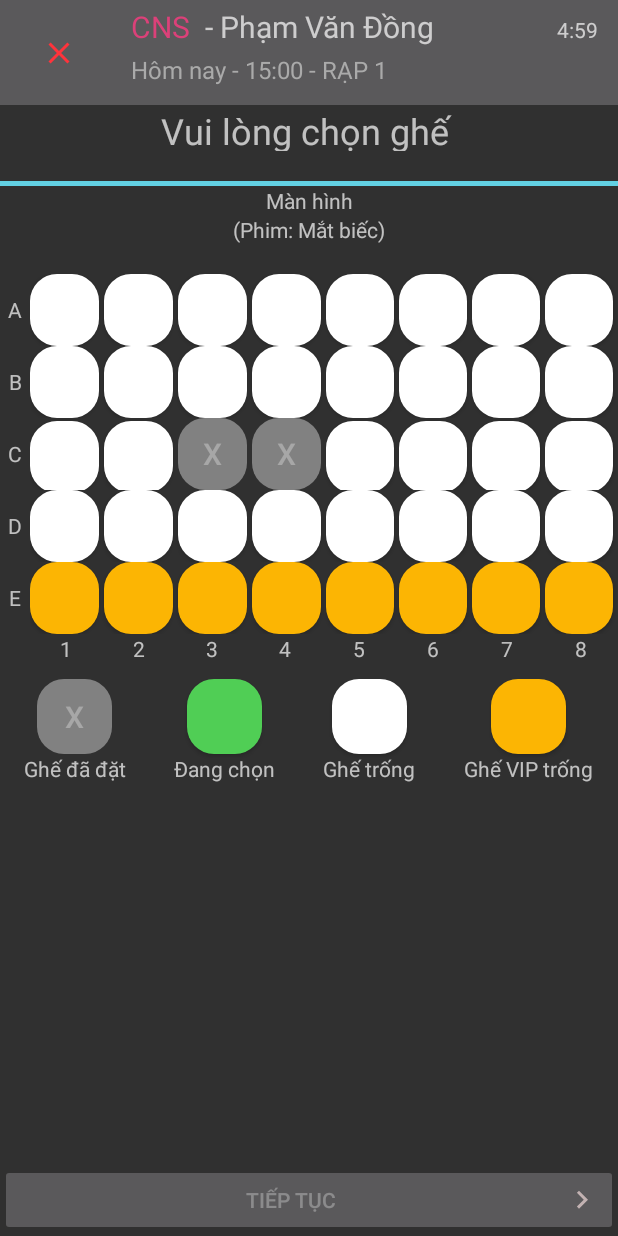
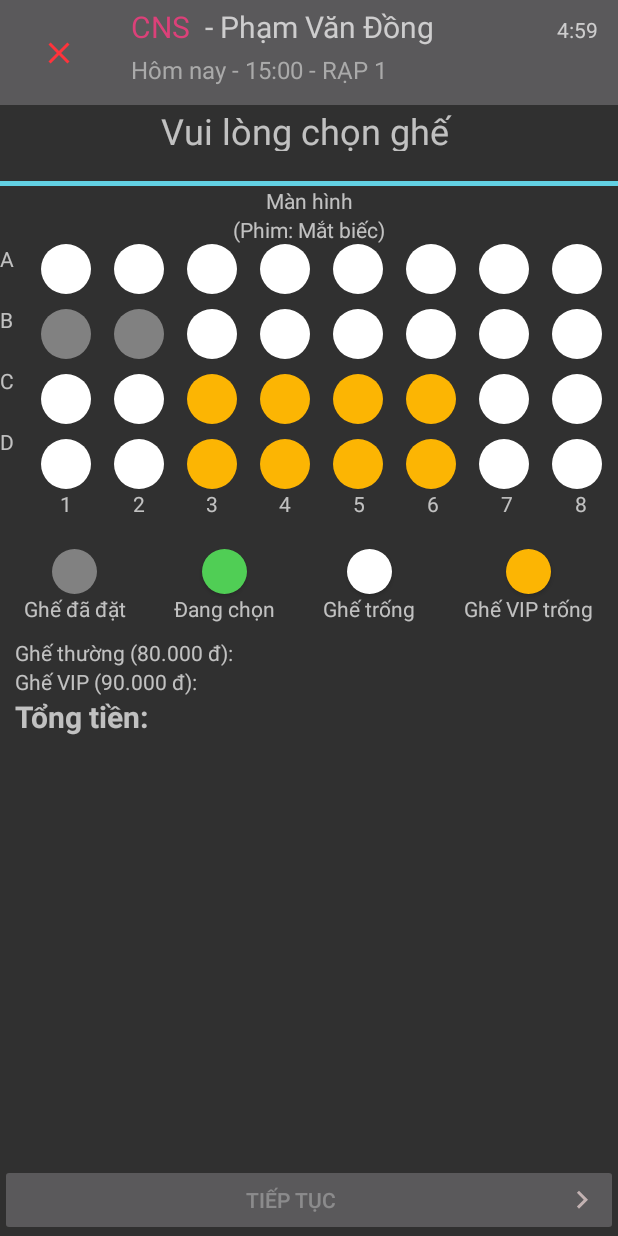
Before and after one commit to hoanthiennguyen/Tickee, an Android app: the SelectChairActivity screen opened directly, with no data from a screen before it, on a phone screen of 412 x 824 dp. Run offline under Robolectric (Android 15) with nearby library versions, the phone set to English and light mode, and no system bars.

Commit message:
add indexOfSelectedChairs and Total of money to SelectChairActivity

```diff
--- /dev/null
+++ b/app/src/main/java/com/example/tickee/GridViewAdapter.java
@@ -0,0 +1,61 @@
+package com.example.tickee;
+
+import android.content.Context;
+import android.view.Gravity;
+import android.view.View;
+import android.view.ViewGroup;
+import android.widget.BaseAdapter;
+import android.widget.Button;
+import android.widget.RelativeLayout;
+import android.widget.TextView;
+
+import java.util.ArrayList;
+import java.util.List;
+
+public class GridViewAdapter extends BaseAdapter {
+    Context context;
+    List<Integer> chairs;
+
+
+    public GridViewAdapter(Context context, List<Integer> chairs) {
+        this.context = context;
+        this.chairs = chairs;
+    }
+
+    @Override
+    public int getCount() {
+        return chairs.size();
+    }
+
+    @Override
+    public Object getItem(int position) {
+        return chairs.get(position);
+    }
+
+    @Override
+    public long getItemId(int position) {
+        return position;
+    }
+
+    @Override
+    public View getView(int position, View convertView, ViewGroup parent) {
+        TextView button = new TextView(context);
+        button.setLayoutParams(new RelativeLayout.LayoutParams(50,50));
+        button.setGravity(Gravity.CENTER);
+        switch (chairs.get(position)){
+            case 0:
+                button.setBackgroundResource(R.drawable.roundbuttonwhite);
+                break;
+            case 1:
+                button.setBackgroundResource(R.drawable.roundbackgroundyellow);
+                break;
+            case -1:
+                button.setBackgroundResource(R.drawable.roundbuttondisable);
+                break;
+        }
+        if(convertView == null)
+            return button;
+        else
+            return convertView;
+    }
+}
--- a/app/src/main/java/com/example/tickee/filmschedule/FilmScheduleActivity.java
+++ b/app/src/main/java/com/example/tickee/filmschedule/FilmScheduleActivity.java
@@ -14,6 +14,7 @@ import android.widget.VideoView;
 import com.example.tickee.BookTicketActivity;
 import com.example.tickee.HomeActivity;
 import com.example.tickee.R;
+import com.example.tickee.SelectChairActivity;
 import com.google.android.material.tabs.TabLayout;
 
 public class FilmScheduleActivity extends AppCompatActivity {
@@ -69,7 +70,7 @@ public class FilmScheduleActivity extends AppCompatActivity {
         startActivity(intent);
     }
     public void onClickFilmTime(View view){
-        Intent intent = new Intent(this, BookTicketActivity.class);
+        Intent intent = new Intent(this, SelectChairActivity.class);
         startActivity(intent);
     }
     public void onClickPlayTrailer(View view){
--- a/app/src/main/res/layout/activity_click_on_played_film.xml
+++ b/app/src/main/res/layout/activity_click_on_played_film.xml
@@ -26,6 +26,7 @@
                 android:layout_width="match_parent"
                 android:layout_height="wrap_content">
                 <TextView
+                    android:textSize="18sp"
                     android:layout_below="@id/fragment"
                     android:id="@+id/textView"
                     android:layout_width="wrap_content"
@@ -64,6 +65,7 @@
 
 
                 <TextView
+                    android:textSize="18sp"
                     android:layout_below="@id/fragment"
                     android:id="@+id/textView2"
                     android:layout_width="wrap_content"
--- a/app/src/main/res/layout/activity_select_chair.xml
+++ b/app/src/main/res/layout/activity_select_chair.xml
@@ -122,51 +122,51 @@
         android:layout_height="wrap_content">
         <TextView
             android:layout_weight="1"
-            android:gravity="center"
             android:text="A"
             android:layout_width="match_parent"
             android:layout_height="wrap_content"/>
         <TextView
             android:text="B"
-            android:gravity="center"
             android:layout_weight="1"
             android:layout_width="match_parent"
             android:layout_height="wrap_content"/>
         <TextView
             android:text="C"
-            android:gravity="center"
             android:layout_weight="1"
             android:layout_width="match_parent"
             android:layout_height="wrap_content"/>
         <TextView
             android:text="D"
-            android:gravity="center"
             android:layout_weight="1"
             android:layout_width="match_parent"
             android:layout_height="wrap_content"/>
-        <TextView
-            android:layout_weight="1"
-            android:gravity="center"
-            android:text="E"
-            android:layout_width="match_parent"
-            android:layout_height="wrap_content"/>
+
+
     </LinearLayout>
-    <TableLayout
+<!--    <TableLayout-->
+<!--        android:id="@+id/chairs"-->
+<!--        android:layout_toRightOf="@id/characterIndex"-->
+<!--        android:layout_below="@id/screen"-->
+<!--        android:layout_marginTop="20dp"-->
+<!--        android:layout_width="match_parent"-->
+<!--        android:layout_height="wrap_content">-->
+
+<!--        <include layout="@layout/chair_row"></include>-->
+
+<!--        <include layout="@layout/chair_row_include_selected"></include>-->
+<!--        <include layout="@layout/chair_row"></include>-->
+<!--        <include layout="@layout/chair_row_4_vip"></include>-->
+
+<!--    </TableLayout>-->
+    <GridView
+        android:layout_below="@id/screen"
+        android:layout_toRightOf="@id/characterIndex"
         android:id="@+id/chairs"
-        android:layout_toRightOf="@id/characterIndex"
-        android:layout_below="@id/screen"
-        android:layout_marginTop="20dp"
+        android:verticalSpacing="10dp"
+        android:numColumns="8"
+        android:gravity="center"
         android:layout_width="match_parent"
-        android:layout_height="wrap_content">
-
-        <include layout="@layout/chair_row"></include>
-        <include layout="@layout/chair_row"></include>
-
-        <include layout="@layout/chair_row_include_selected"></include>
-        <include layout="@layout/chair_row"></include>
-        <include layout="@layout/chair_row_4_vip"></include>
-
-    </TableLayout>
+        android:layout_height="wrap_content"></GridView>
     <LinearLayout
         android:orientation="horizontal"
         android:layout_alignLeft="@id/chairs"
@@ -233,8 +233,9 @@
         android:layout_below="@id/chairs"
         android:layout_alignRight="@id/chairs"
         android:layout_alignParentLeft="true"
-        android:layout_marginTop="30dp">
+        android:layout_marginTop="40dp">
         <LinearLayout
+
             android:layout_weight="1"
             android:orientation="vertical"
             android:gravity="center"
@@ -242,12 +243,11 @@
             android:layout_height="wrap_content">
             <Button
                 android:id="@+id/button10"
-                android:text="X"
                 android:background="@drawable/roundbuttondisable"
                 android:textSize="20dp"
                 android:enabled="false"
-                android:layout_width="50dp"
-                android:layout_height="50dp"
+                android:layout_width="30dp"
+                android:layout_height="30dp"
                 />
             <TextView
                 android:text="Ghế đã đặt"
@@ -262,8 +262,8 @@
             android:layout_height="wrap_content">
             <Button
                 android:id="@+id/button7"
-                android:layout_width="50dp"
-                android:layout_height="50dp"
+                android:layout_width="30dp"
+                android:layout_height="30dp"
                 android:background="@drawable/roundbuttongreen" />
             <TextView
                 android:text="Đang chọn"
@@ -280,8 +280,8 @@
             <Button
                 android:id="@+id/button6"
                 android:background="@drawable/roundbuttonwhite"
-                android:layout_width="50dp"
-                android:layout_height="50dp"
+                android:layout_width="30dp"
+                android:layout_height="30dp"
                 />
             <TextView
                 android:text="Ghế trống"
@@ -296,8 +296,8 @@
             android:layout_height="wrap_content">
             <Button
                 android:id="@+id/button8"
-                android:layout_width="50dp"
-                android:layout_height="50dp"
+                android:layout_width="30dp"
+                android:layout_height="30dp"
                 android:background="@drawable/roundbackgroundyellow" />
             <TextView
                 android:text="Ghế VIP trống"
@@ -313,6 +313,53 @@
 
 
     </LinearLayout>
+    <LinearLayout
+        android:orientation="vertical"
+        android:layout_below="@id/typeOfChairs"
+        android:layout_width="match_parent"
+        android:padding="10dp"
+        android:layout_height="wrap_content">
+        <LinearLayout
+            android:layout_width="wrap_content"
+            android:layout_height="wrap_content">
+            <TextView
+                android:text="Ghế thường (80.000 đ): "
+                android:layout_width="150dp"
+                android:layout_height="wrap_content"/>
+            <TextView
+                android:id="@+id/txtNormalSelected"
+                android:layout_width="wrap_content"
+                android:layout_height="wrap_content"/>
+        </LinearLayout>
+        <LinearLayout
+            android:layout_width="wrap_content"
+            android:layout_height="wrap_content">
+            <TextView
+                android:text="Ghế VIP (90.000 đ): "
+                android:layout_width="150dp"
+                android:layout_height="wrap_content"/>
+            <TextView
+                android:id="@+id/txtVipSelected"
+                android:layout_width="wrap_content"
+                android:layout_height="wrap_content"/>
+        </LinearLayout>
+        <LinearLayout
+            android:layout_width="wrap_content"
+            android:layout_height="wrap_content">
+            <TextView
+                android:textSize="20sp"
+                android:textStyle="bold"
+                android:text="Tổng tiền: "
+                android:layout_width="150dp"
+                android:layout_height="wrap_content"/>
+            <TextView
+                android:id="@+id/txtTotal"
+                android:layout_width="wrap_content"
+                android:layout_height="wrap_content"/>
+        </LinearLayout>
+
+    </LinearLayout>
+
     <Button
         android:id="@+id/btnContinue"
         android:layout_width="match_parent"
--- a/app/src/main/res/layout/fragment_dcfilm_information.xml
+++ b/app/src/main/res/layout/fragment_dcfilm_information.xml
@@ -54,6 +54,7 @@
         android:text="114 người quan tâm"
         android:layout_height="wrap_content" />
     <TextView
+        android:textSize="18sp"
         android:layout_marginLeft="10dp"
         android:layout_marginRight="10dp"
         android:layout_below="@id/filmTitle"
```
Also changed, not shown: app/src/main/java/com/example/tickee/SelectChairActivity.java (+75 -28 lines).
